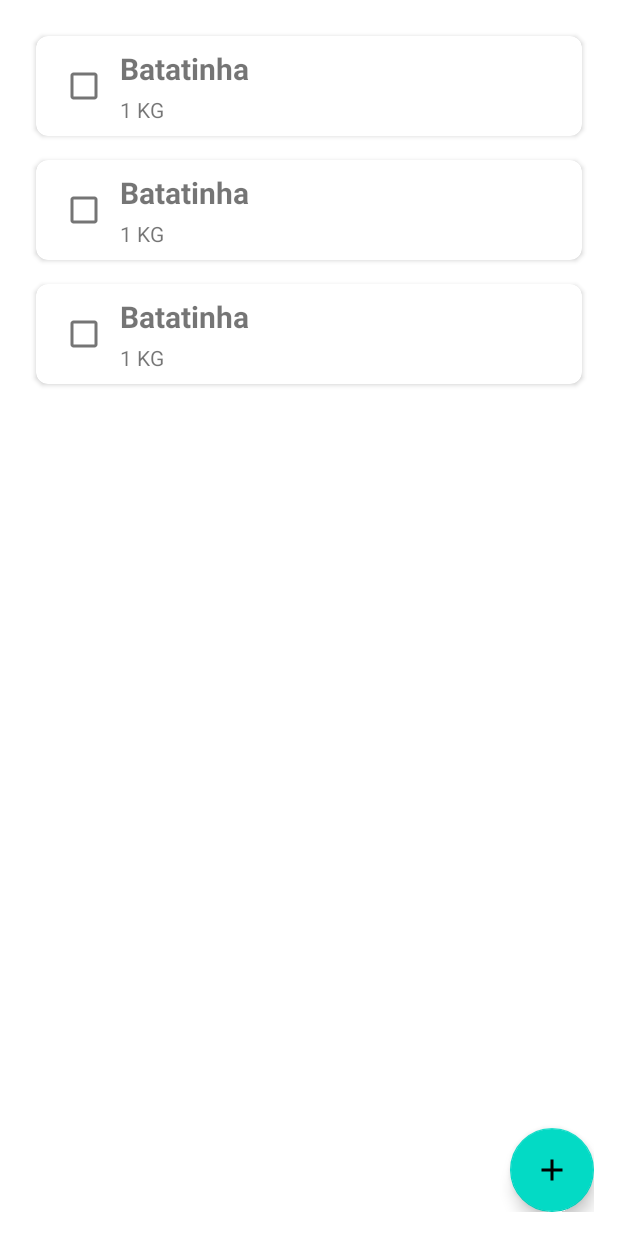
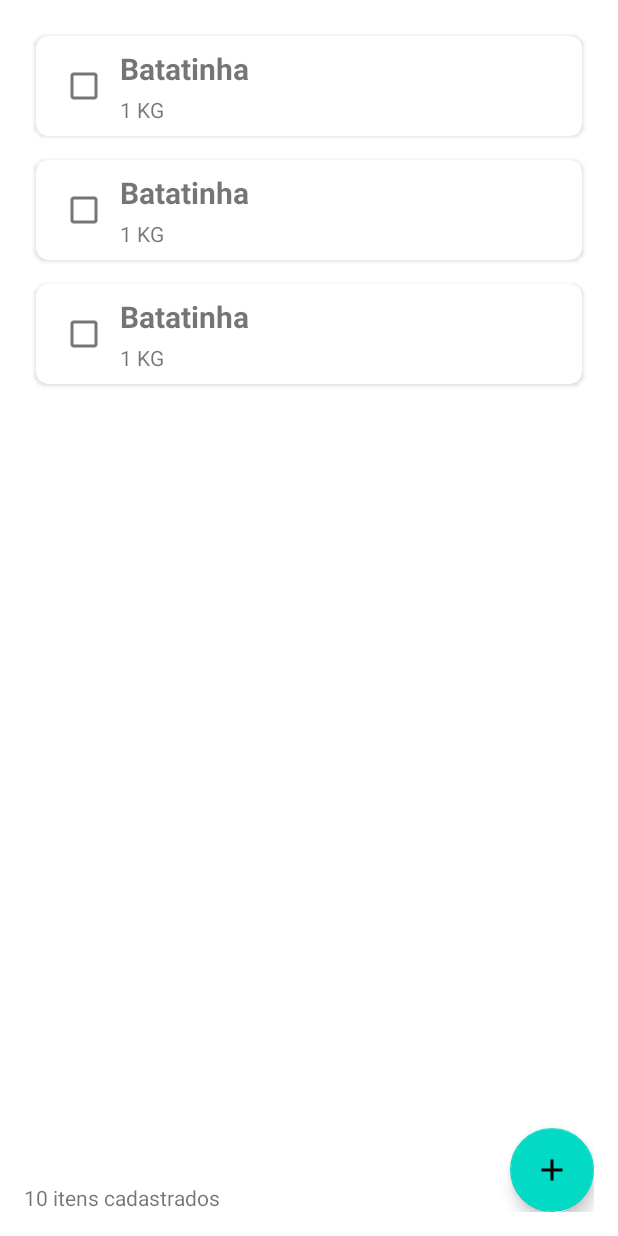
Before and after one commit to pedromneto97/shopping-list, an Android app: the layout activity_main.xml on its own in the app's theme, with its tools: preview values and no code run, on a phone screen of 412 x 824 dp. Run offline under Robolectric (Android 15) with nearby library versions, the phone set to English and light mode, and no system bars.

Commit message:
feat: add list length

```diff
--- a/app/src/main/res/layout/activity_main.xml
+++ b/app/src/main/res/layout/activity_main.xml
@@ -21,12 +21,21 @@
     <androidx.recyclerview.widget.RecyclerView
         android:id="@+id/recycle_view_shopping_list"
         android:layout_width="match_parent"
-        android:layout_height="match_parent"
+        android:layout_height="0dp"
+        android:layout_marginBottom="16dp"
         app:layoutManager="androidx.recyclerview.widget.LinearLayoutManager"
-        app:layout_constraintBottom_toBottomOf="parent"
+        app:layout_constraintBottom_toTopOf="@+id/text_item_list_length"
         app:layout_constraintEnd_toEndOf="parent"
         app:layout_constraintStart_toStartOf="parent"
         app:layout_constraintTop_toTopOf="parent"
         tools:listitem="@layout/shopping_list_item" />
 
+    <TextView
+        android:id="@+id/text_item_list_length"
+        android:layout_width="match_parent"
+        android:layout_height="wrap_content"
+        app:layout_constraintBottom_toBottomOf="parent"
+        app:layout_constraintEnd_toEndOf="parent"
+        app:layout_constraintStart_toStartOf="parent"
+        tools:text="@string/tools_list_length" />
 </androidx.constraintlayout.widget.ConstraintLayout>
--- a/app/src/main/res/values/strings.xml
+++ b/app/src/main/res/values/strings.xml
@@ -14,4 +14,6 @@
     <string name="quantity_cannot_be_empty">A quantidade não pode estar vazio</string>
     <string name="tool_product_name">Batatinha</string>
     <string name="tool_quantity_with_unit">1 KG</string>
+    <string name="empty_list">Nenhum produto cadastrado</string>
+    <string name="tools_list_length">10 itens cadastrados</string>
 </resources>
```
Also changed, not shown: app/src/main/java/br/eng/pedro_mendes/shopping_list/ui/main_activity/MainActivity.kt (+10 -0 lines), app/src/main/res/values/plurals.xml (added, +7 -0 lines).
